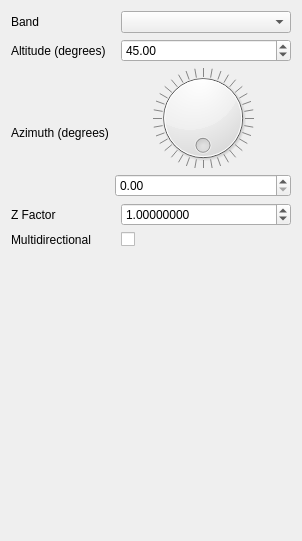
Before: the Qt Designer form src/ui/raster/qgshillshaderendererwidget.ui in qgis/QGIS, drawn with Qt 5.
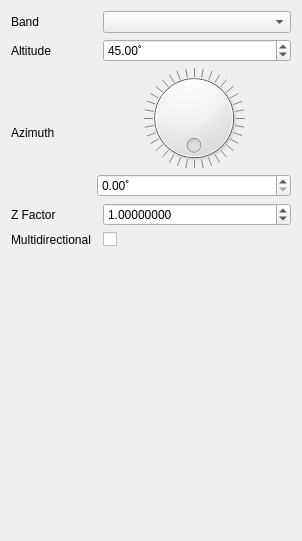
After: the same form once the commit is applied. Custom widgets are drawn as their Qt base class.

Commit message: Update more rotation widgets to standard behavior, fix tests

What changed in the file:
```diff
--- a/src/ui/raster/qgshillshaderendererwidget.ui
+++ b/src/ui/raster/qgshillshaderendererwidget.ui
@@ -58,6 +58,9 @@
          <verstretch>0</verstretch>
         </sizepolicy>
        </property>
+       <property name="suffix">
+        <string>˚</string>
+       </property>
       </widget>
      </item>
     </layout>
@@ -65,14 +68,14 @@
    <item row="1" column="0" colspan="2">
     <widget class="QLabel" name="label_2">
      <property name="text">
-      <string>Altitude (degrees)</string>
+      <string>Altitude</string>
      </property>
     </widget>
    </item>
    <item row="2" column="0">
     <widget class="QLabel" name="label">
      <property name="text">
-      <string>Azimuth (degrees)</string>
+      <string>Azimuth</string>
      </property>
     </widget>
    </item>
@@ -91,6 +94,9 @@
        <verstretch>0</verstretch>
       </sizepolicy>
      </property>
+     <property name="suffix">
+      <string>˚</string>
+     </property>
      <property name="singleStep">
       <double>5.000000000000000</double>
      </property>
```
The commit also changes 6 other files.
